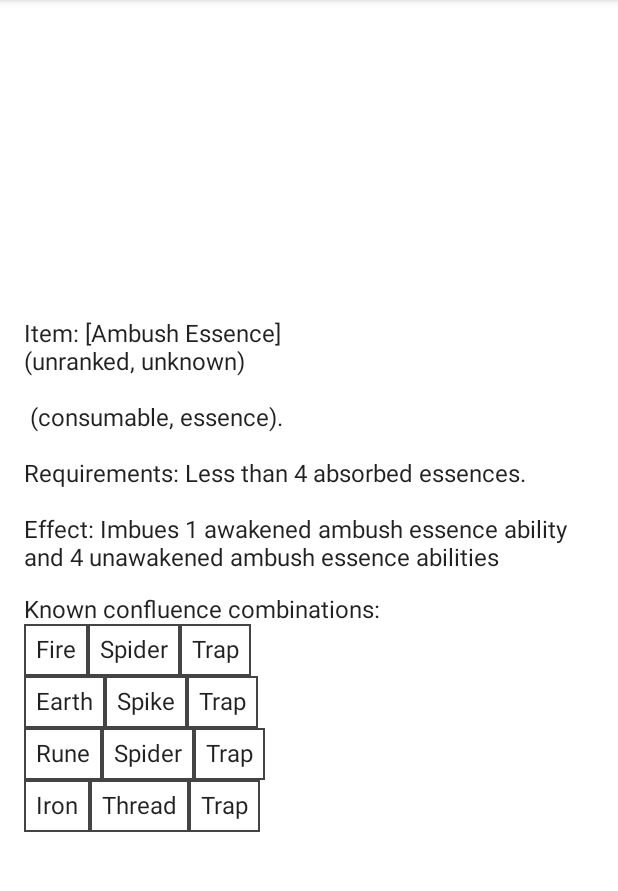
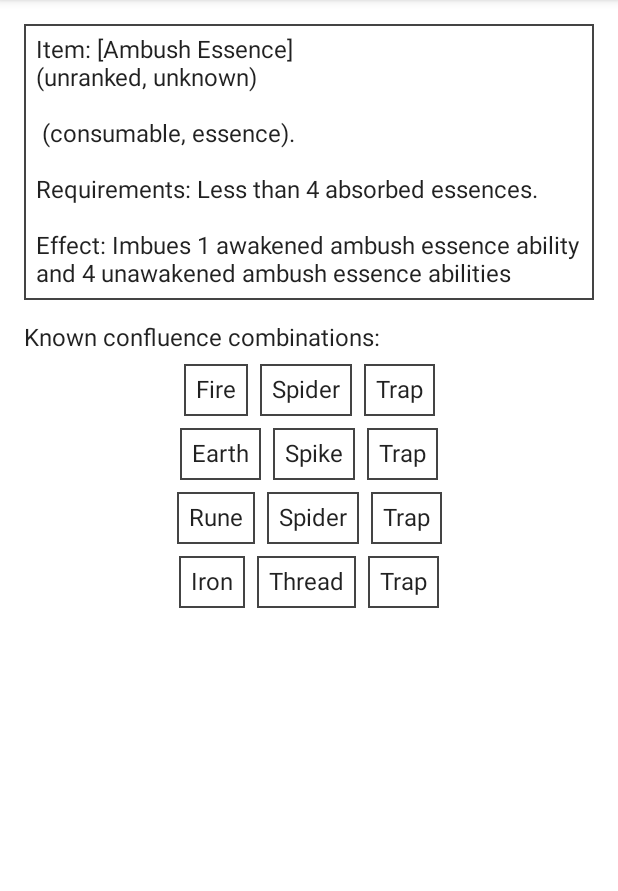
Before and after one commit to nukeforum/hwfwm-compendium, an Android app built with Jetpack Compose: the screen it shows after launch (MainActivity), after a tap on "Ambush", on a phone screen of 412 x 824 dp, the part 84-975 px from its top. Run offline under Robolectric (Android 15) with nearby library versions, the phone set to English and light mode, and no system bars; our stand-ins replace accompanist.

Commit message:
update display of essence details to be easier to interpret and more organized

```diff
--- a/app/src/main/java/com/mobile/wizardry/compendium/essenceinfo/EssenceDetails.kt
+++ b/app/src/main/java/com/mobile/wizardry/compendium/essenceinfo/EssenceDetails.kt
@@ -1,12 +1,19 @@
 package com.mobile.wizardry.compendium.essenceinfo
 
+import androidx.compose.foundation.ScrollState
+import androidx.compose.foundation.border
 import androidx.compose.foundation.layout.*
+import androidx.compose.foundation.verticalScroll
 import androidx.compose.material.Text
 import androidx.compose.runtime.Composable
 import androidx.compose.runtime.getValue
 import androidx.compose.runtime.produceState
+import androidx.compose.ui.Alignment
 import androidx.compose.ui.Modifier
+import androidx.compose.ui.graphics.Color
 import androidx.compose.ui.unit.dp
+import com.google.accompanist.flowlayout.FlowRow
+import com.google.accompanist.flowlayout.MainAxisAlignment
 import com.mobile.wizardry.compendium.EssenceProvider
 import com.mobile.wizardry.compendium.data.Essence
 import com.mobile.wizardry.compendium.ui.LinkedEssence
@@ -24,7 +31,6 @@ fun EssenceDetails(essenceProvider: EssenceProvider, essenceHash: Int) {
         modifier = Modifier
             .fillMaxSize()
             .padding(16.dp),
-        verticalArrangement = Arrangement.Center,
     ) {
         Text(
             text = """
@@ -36,19 +42,56 @@ fun EssenceDetails(essenceProvider: EssenceProvider, essenceHash: Int) {
                 Requirements: Less than 4 absorbed essences.
 
                 ${selectedEssence.effects.joinToString { "Effect: ${it.description}" }}
-                """.trimIndent()
+                """.trimIndent(),
+            modifier = Modifier
+                .border(1.dp, Color.DarkGray)
+                .padding(8.dp)
         )
         Spacer(modifier = Modifier.height(16.dp))
         if (selectedEssence.isConfluence()) {
             Text("Known confluence combinations:")
-            selectedEssence.confluences.forEach { confluence ->
-                Row { confluence.forEach { LinkedEssence(essence = it) } }
+            ConfluenceCombinationsDisplay(selectedEssence)
+        } else {
+            val producedConfluences = essences.filter { it.isProducedBy(selectedEssence) }
+            Text("Known to produce the following confluence essences:")
+            FlowRow(
+                modifier = Modifier
+                    .padding(vertical = 8.dp)
+                    .fillMaxWidth()
+                    .verticalScroll(ScrollState(0)),
+                mainAxisAlignment = MainAxisAlignment.Center,
+                mainAxisSpacing = 8.dp,
+                crossAxisSpacing = 8.dp,
+            ) { producedConfluences.forEach { LinkedEssence(essence = it) } }
+        }
+    }
+}
+
+@Composable
+private fun ConfluenceCombinationsDisplay(selectedEssence: Essence) {
+    Column(
+        modifier = Modifier
+            .fillMaxWidth()
+            .padding(vertical = 8.dp)
+            .verticalScroll(state = ScrollState(0)),
+        horizontalAlignment = Alignment.CenterHorizontally,
+        verticalArrangement = Arrangement.SpaceBetween,
+    ) {
+        selectedEssence.confluences.forEach { confluence ->
+            Row(
+                modifier = Modifier.fillMaxWidth(0.8f),
+                horizontalArrangement = Arrangement.Center,
+            ) {
+                confluence.forEach {
+                    LinkedEssence(essence = it)
+                    if (confluence.last() != it) {
+                        Spacer(modifier = Modifier.width(8.dp))
+                    }
+                }
             }
-        } else {
-            val producedConfluences = essences
-                .filter { it.isConfluence() && it.isProducedBy(selectedEssence) }
-            Text("Known to produce the following confluence essences:")
-            producedConfluences.forEach { LinkedEssence(essence = it) }
+            if (selectedEssence.confluences.last() != confluence) {
+                Spacer(modifier = Modifier.height(8.dp))
+            }
         }
     }
 }
--- a/app/src/main/java/com/mobile/wizardry/compendium/ui/LinkedEssence.kt
+++ b/app/src/main/java/com/mobile/wizardry/compendium/ui/LinkedEssence.kt
@@ -13,11 +13,14 @@ import com.mobile.wizardry.compendium.Nav
 import com.mobile.wizardry.compendium.data.Essence
 
 @Composable
-fun LinkedEssence(essence: Essence) {
+fun LinkedEssence(
+    essence: Essence,
+    modifier: Modifier = Modifier,
+) {
     val navHostController = LocalNavController.current
     Text(
         text = essence.name,
-        modifier = Modifier
+        modifier = modifier
             .clickable { navHostController.navigate(Nav.EssenceDetail(essence).route) }
             .border(1.dp, Color.DarkGray)
             .padding(8.dp),
```
